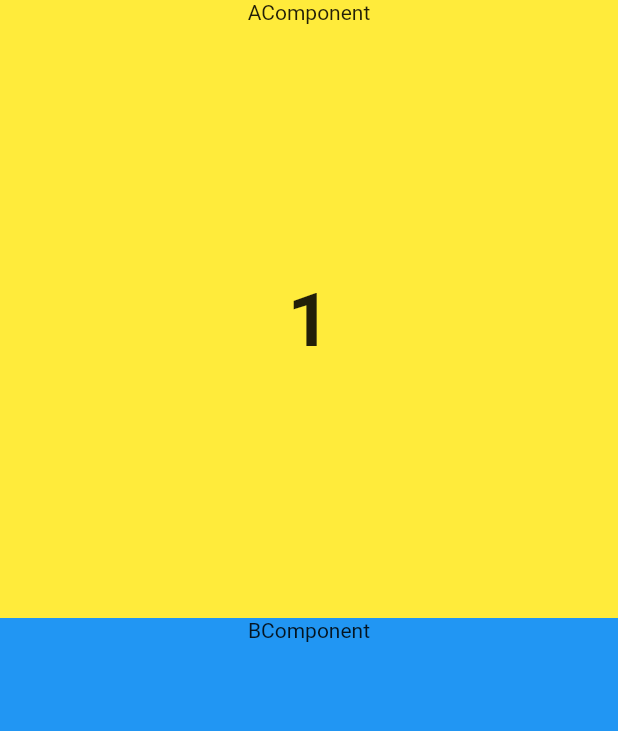
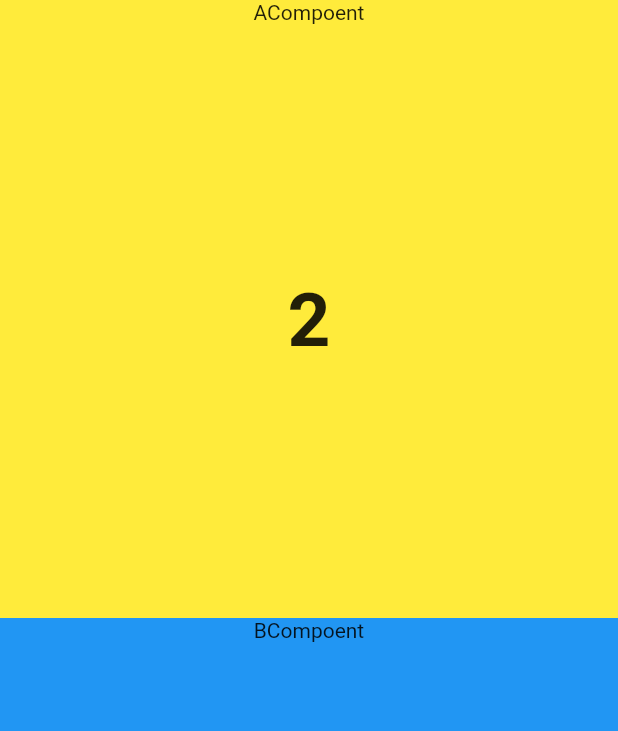
Before and after one commit to hyonna12/flutter-state, a Flutter app: the screen it shows after launch, on a phone screen of 412 x 824 dp. Shown: the top 731 px of the screen. Run offline on Flutter 3.47's test engine with Material 2 defaults, Android fonts, the phone set to English and light mode, and no system bars; our stand-ins replace flutter_riverpod.

Commit message:
riverpod provider

```diff
--- a/lib/main.dart
+++ b/lib/main.dart
@@ -1,7 +1,17 @@
 import 'package:flutter/material.dart';
+import 'package:flutter_riverpod/flutter_riverpod.dart';
+
+final numProvider = Provider((_) => 2);
 
 void main() {
-  runApp(const MyApp());
+  runApp(
+    // 위젯에서 프로바이더를 사용하고 읽기 위해
+    // 앱 전체적으로 "ProviderScope" 위젯을 감싸줘야 합니다.
+    // 여기에 프로바이더의 상태가 저장됩니다.
+    ProviderScope(
+      child: MyApp(),
+    ),
+  );
 }
 
 class MyApp extends StatelessWidget {
@@ -15,53 +25,36 @@ class MyApp extends StatelessWidget {
   }
 }
 
-class HomePage extends StatefulWidget {
+class HomePage extends StatelessWidget {
   const HomePage({Key? key}) : super(key: key);
 
   @override
-  State<HomePage> createState() => _HomePageState();
-}
-
-class _HomePageState extends State<HomePage> {
-  int num = 1;
-  // 변수는 stateful한 위젯이 가지고 있어야함
-
-  void increase() {
-    setState(() {
-      // 값 변경하면서 build
-      num++;
-    });
-  }
-
-  @override
   Widget build(BuildContext context) {
-    double size = MediaQuery.of(context).size.width;
-    double screenSize = size * 0.8;
     return Scaffold(
       body: Column(
         crossAxisAlignment: CrossAxisAlignment.stretch,
         children: [
-          Expanded(child: AComponent(num)),
-          Expanded(child: BComponent(increase)),
-          // rebuild 할 때 변하지 않는 값은 const(새롭게 그림그리지 않고 동일한 그림을 재사용) 붙여줌
+          Expanded(child: AComponent()),
+          Expanded(child: BComponent()),
         ],
       ),
     );
   }
 }
 
-// 컨슈머 (소비자) - 상태를 가지며 상태를 통해 그림을 그림
-class AComponent extends StatelessWidget {
-  final int num;
-  const AComponent(this.num, {Key? key}) : super(key: key);
+// StatelessWidget 대신에 Riverpod의 ConsumerWidget을 상속받아 사용합니다.
+class AComponent extends ConsumerWidget {
+  const AComponent({Key? key}) : super(key: key);
 
   @override
-  Widget build(BuildContext context) {
+  Widget build(BuildContext context, WidgetRef ref) {
+    int num = ref.read(numProvider);
+
     return Container(
       color: Colors.yellow,
       child: Column(
         children: [
-          Text("AComponent"),
+          Text("ACompoent"),
           Expanded(
             child: Align(
               child: Text(
@@ -69,7 +62,7 @@ class AComponent extends StatelessWidget {
                 style: TextStyle(fontSize: 50, fontWeight: FontWeight.bold),
               ),
             ),
-          ),
+          )
         ],
       ),
     );
@@ -78,8 +71,7 @@ class AComponent extends StatelessWidget {
 
 // supplier 공급자 - 상태를 변경
 class BComponent extends StatelessWidget {
-  final Function increase;
-  const BComponent(this.increase, {Key? key}) : super(key: key);
+  const BComponent({Key? key}) : super(key: key);
 
   @override
   Widget build(BuildContext context) {
@@ -87,13 +79,11 @@ class BComponent extends StatelessWidget {
       color: Colors.blue,
       child: Column(
         children: [
-          Text("BComponent"),
+          Text("BCompoent"),
           Expanded(
             child: Align(
               child: ElevatedButton(
-                onPressed: () {
-                  increase();
-                },
+                onPressed: () {},
                 child: Text(
                   "숫자증가",
                   style: TextStyle(fontSize: 50, fontWeight: FontWeight.bold),
--- a/pubspec.yaml
+++ b/pubspec.yaml
@@ -31,6 +31,8 @@ environment:
 dependencies:
   flutter:
     sdk: flutter
+  flutter_riverpod: ^2.0.0-dev.9
+
 
 
   # The following adds the Cupertino Icons font to your application.
```
Also changed, not shown: pubspec.lock.
